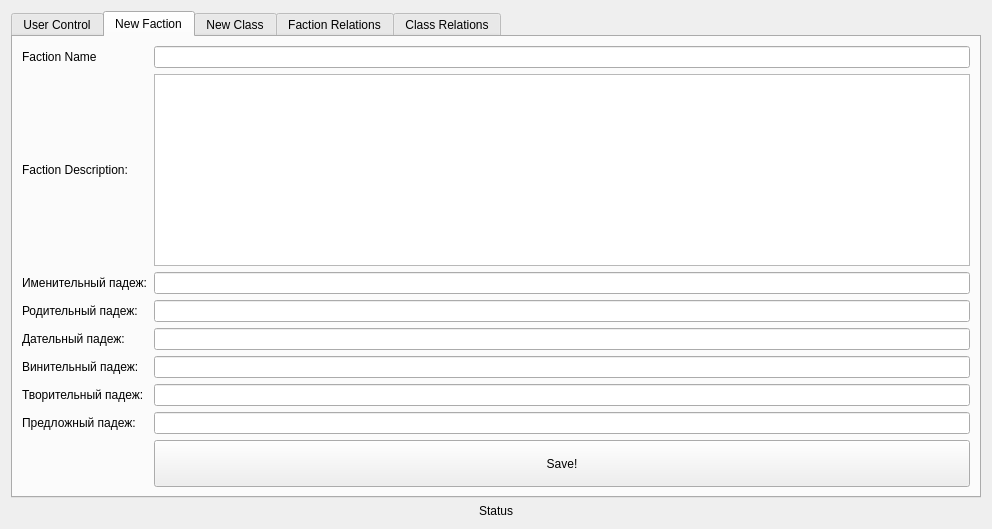
Old version of the form admincontrolform.ui in the repository SpaceWind/battle_progress_client.
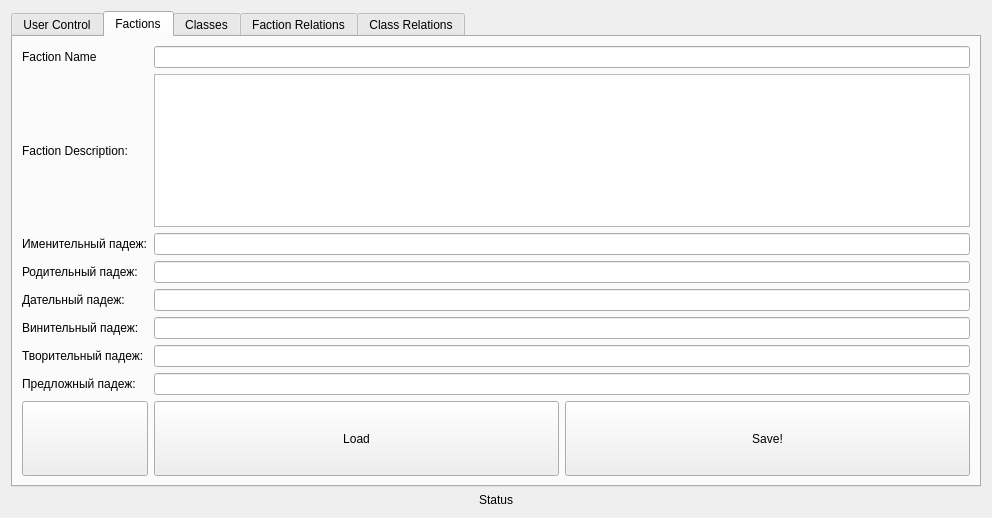
New version of the form. The open tabs and pages were chosen to show the change. Icons and pictures are not drawn.

Commit message: factions relation view updates

What changed in the file:
```diff
--- a/admincontrolform.ui
+++ b/admincontrolform.ui
@@ -7,7 +7,7 @@
     <x>0</x>
     <y>0</y>
     <width>992</width>
-    <height>529</height>
+    <height>518</height>
    </rect>
   </property>
   <property name="windowTitle">
@@ -231,7 +231,7 @@
        </widget>
        <widget class="QWidget" name="tab_2">
         <attribute name="title">
-         <string>New Faction</string>
+         <string>Factions</string>
         </attribute>
         <layout class="QGridLayout" name="gridLayout_2">
          <item row="6" column="1">
@@ -314,25 +314,6 @@
          <item row="0" column="1">
           <widget class="QLineEdit" name="faction_name"/>
          </item>
-         <item row="8" column="1">
-          <widget class="QPushButton" name="pushButton_4">
-           <property name="sizePolicy">
-            <sizepolicy hsizetype="Minimum" vsizetype="Preferred">
-             <horstretch>0</horstretch>
-             <verstretch>0</verstretch>
-            </sizepolicy>
-           </property>
-           <property name="maximumSize">
-            <size>
-             <width>16777215</width>
-             <height>350</height>
-            </size>
-           </property>
-           <property name="text">
-            <string>Save!</string>
-           </property>
-          </widget>
-         </item>
          <item row="0" column="0">
           <widget class="QLabel" name="label_6">
            <property name="text">
@@ -340,24 +321,96 @@
            </property>
           </widget>
          </item>
+         <item row="8" column="1">
+          <layout class="QHBoxLayout" name="horizontalLayout_6">
+           <item>
+            <widget class="QPushButton" name="pushButton_10">
+             <property name="sizePolicy">
+              <sizepolicy hsizetype="Minimum" vsizetype="Preferred">
+               <horstretch>0</horstretch>
+               <verstretch>0</verstretch>
+              </sizepolicy>
+             </property>
+             <property name="text">
+              <string>Load</string>
+             </property>
+             <property name="icon">
+              <iconset resource="main.qrc">
+               <normaloff>:/assets/load.png</normaloff>:/assets/load.png</iconset>
+             </property>
+             <property name="iconSize">
+              <size>
+               <width>64</width>
+               <height>64</height>
+              </size>
+             </property>
+            </widget>
+           </item>
+           <item>
+            <widget class="QPushButton" name="pushButton_4">
+             <property name="sizePolicy">
+              <sizepolicy hsizetype="Minimum" vsizetype="Preferred">
+               <horstretch>0</horstretch>
+               <verstretch>0</verstretch>
+              </sizepolicy>
+             </property>
+             <property name="minimumSize">
+              <size>
+               <width>0</width>
+               <height>75</height>
+              </size>
+             </property>
+             <property name="maximumSize">
+              <size>
+               <width>16777215</width>
+               <height>350</height>
+              </size>
+             </property>
+             <property name="text">
+              <string>Save!</string>
+             </property>
+             <property name="icon">
+              <iconset resource="main.qrc">
+               <normaloff>:/assets/save.png</normaloff>:/assets/save.png</iconset>
+             </property>
+             <property name="iconSize">
+              <size>
+               <width>64</width>
+               <height>64</height>
+              </size>
+             </property>
+            </widget>
+           </item>
+          </layout>
+         </item>
          <item row="8" column="0">
-          <spacer name="verticalSpacer_2">
-           <property name="orientation">
-            <enum>Qt::Vertical</enum>
+          <widget class="QPushButton" name="faction_reload">
+           <property name="sizePolicy">
+            <sizepolicy hsizetype="Minimum" vsizetype="Preferred">
+             <horstretch>0</horstretch>
+             <verstretch>0</verstretch>
+            </sizepolicy>
            </property>
-           <property name="sizeHint" stdset="0">
+           <property name="text">
+            <string/>
+           </property>
+           <property name="icon">
+            <iconset resource="main.qrc">
+             <normaloff>:/assets/refresh.ico</normaloff>:/assets/refresh.ico</iconset>
+           </property>
+           <property name="iconSize">
             <size>
-             <width>20</width>
-             <height>40</height>
+             <width>64</width>
+             <height>64</height>
             </size>
            </property>
-          </spacer>
+          </widget>
          </item>
         </layout>
        </widget>
        <widget class="QWidget" name="tab_3">
         <attribute name="title">
-         <string>New Class</string>
+         <string>Classes</string>
         </attribute>
         <layout class="QGridLayout" name="gridLayout_4">
          <item row="0" column="0" rowspan="2" colspan="2">
```
Left out of the diff: 182 changed lines with no effect on the pictures. The commit also changes 8 other files.
